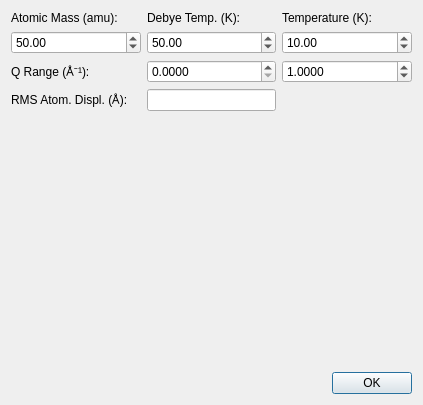
This is ui/dw.ui in tweber-ill/frm_mirror-takin1 as Qt 5 draws it before an edit. The edited form follows.
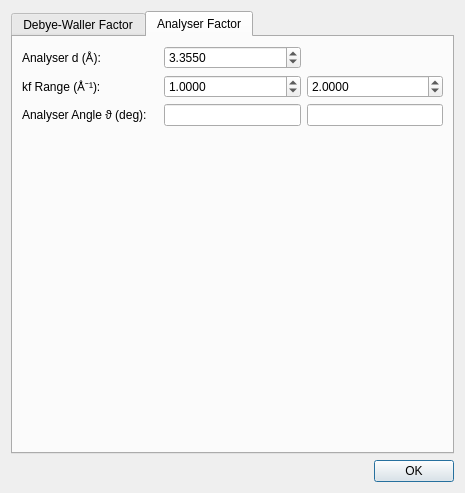
This is the edited form. The open tabs and pages were chosen to show the change. Custom widgets are drawn as their Qt base class.

Commit message: added kf factor dialog

Patch:
```diff
--- a/ui/dw.ui
+++ b/ui/dw.ui
@@ -6,13 +6,23 @@
    <rect>
     <x>0</x>
     <y>0</y>
-    <width>423</width>
-    <height>405</height>
+    <width>465</width>
+    <height>493</height>
    </rect>
   </property>
   <property name="windowTitle">
+   <string>Scattering Factors</string>
+  </property>
+  <layout class="QGridLayout" name="gridLayout_2">
+   <item row="0" column="0" colspan="2">
+    <widget class="QTabWidget" name="tabWidget">
+     <property name="currentIndex">
+      <number>0</number>
+     </property>
+     <widget class="QWidget" name="tab">
+      <attribute name="title">
    <string>Debye-Waller Factor</string>
-  </property>
+      </attribute>
   <layout class="QGridLayout" name="gridLayout">
    <item row="0" column="0">
     <widget class="QLabel" name="label_20">
@@ -194,15 +204,152 @@
      </property>
     </widget>
    </item>
-   <item row="5" column="0" colspan="2">
+      </layout>
+      <zorder>plot</zorder>
+      <zorder>spinAMU_deb</zorder>
+      <zorder>label_22</zorder>
+      <zorder>spinT_deb</zorder>
+      <zorder>spinMinQ_deb</zorder>
+      <zorder>label_21</zorder>
+      <zorder>editZetaSq</zorder>
+      <zorder>label_20</zorder>
+      <zorder>label_24</zorder>
+      <zorder>label_23</zorder>
+      <zorder>spinMaxQ_deb</zorder>
+      <zorder>spinTD_deb</zorder>
+     </widget>
+     <widget class="QWidget" name="tab_2">
+      <attribute name="title">
+       <string>Analyser Factor</string>
+      </attribute>
+      <layout class="QGridLayout" name="gridLayout_3">
+       <item row="0" column="1">
+        <widget class="QDoubleSpinBox" name="spinAnad">
+         <property name="sizePolicy">
+          <sizepolicy hsizetype="Minimum" vsizetype="Fixed">
+           <horstretch>1</horstretch>
+           <verstretch>0</verstretch>
+          </sizepolicy>
+         </property>
+         <property name="decimals">
+          <number>4</number>
+         </property>
+         <property name="singleStep">
+          <double>0.100000000000000</double>
+         </property>
+         <property name="value">
+          <double>3.355000000000000</double>
+         </property>
+        </widget>
+       </item>
+       <item row="1" column="0">
+        <widget class="QLabel" name="label_25">
+         <property name="sizePolicy">
+          <sizepolicy hsizetype="Minimum" vsizetype="Fixed">
+           <horstretch>1</horstretch>
+           <verstretch>0</verstretch>
+          </sizepolicy>
+         </property>
+         <property name="text">
+          <string>kf Range (Å⁻¹):</string>
+         </property>
+        </widget>
+       </item>
+       <item row="0" column="0">
+        <widget class="QLabel" name="label">
+         <property name="text">
+          <string>Analyser d (Å):</string>
+         </property>
+        </widget>
+       </item>
+       <item row="1" column="1">
+        <widget class="QDoubleSpinBox" name="spinMinkf">
+         <property name="sizePolicy">
+          <sizepolicy hsizetype="Minimum" vsizetype="Fixed">
+           <horstretch>1</horstretch>
+           <verstretch>0</verstretch>
+          </sizepolicy>
+         </property>
+         <property name="decimals">
+          <number>4</number>
+         </property>
+         <property name="singleStep">
+          <double>0.100000000000000</double>
+         </property>
+         <property name="value">
+          <double>1.000000000000000</double>
+         </property>
+        </widget>
+       </item>
+       <item row="1" column="2">
+        <widget class="QDoubleSpinBox" name="spinMaxkf">
+         <property name="sizePolicy">
+          <sizepolicy hsizetype="Minimum" vsizetype="Fixed">
+           <horstretch>1</horstretch>
+           <verstretch>0</verstretch>
+          </sizepolicy>
+         </property>
+         <property name="decimals">
+          <number>4</number>
+         </property>
+         <property name="singleStep">
+          <double>0.100000000000000</double>
+         </property>
+         <property name="value">
+          <double>2.000000000000000</double>
+         </property>
+        </widget>
+       </item>
+       <item row="3" column="0" colspan="3">
+        <widget class="QwtPlot" name="plotAna">
+         <property name="sizePolicy">
+          <sizepolicy hsizetype="Preferred" vsizetype="Preferred">
+           <horstretch>0</horstretch>
+           <verstretch>0</verstretch>
+          </sizepolicy>
+         </property>
+        </widget>
+       </item>
+       <item row="2" column="0">
+        <widget class="QLabel" name="label_2">
+         <property name="text">
+          <string>Analyser Angle ϑ (deg):</string>
+         </property>
+        </widget>
+       </item>
+       <item row="2" column="1">
+        <widget class="QLineEdit" name="editAngMin">
+         <property name="readOnly">
+          <bool>true</bool>
+         </property>
+        </widget>
+       </item>
+       <item row="2" column="2">
+        <widget class="QLineEdit" name="editAngMax">
+         <property name="readOnly">
+          <bool>true</bool>
+         </property>
+        </widget>
+       </item>
+      </layout>
+     </widget>
+    </widget>
+   </item>
+   <item row="1" column="0">
     <widget class="QLabel" name="labelStatus">
      <property name="text">
       <string/>
      </property>
     </widget>
    </item>
-   <item row="5" column="2">
+   <item row="1" column="1">
     <widget class="QDialogButtonBox" name="buttonBox">
+     <property name="sizePolicy">
+      <sizepolicy hsizetype="Fixed" vsizetype="Fixed">
+       <horstretch>0</horstretch>
+       <verstretch>0</verstretch>
+      </sizepolicy>
+     </property>
      <property name="orientation">
       <enum>Qt::Horizontal</enum>
      </property>
```
Left out of the diff: 6 changed lines with no effect on the pictures. Lines whose indentation alone changed are shown as unchanged. The commit also changes 3 other files.
